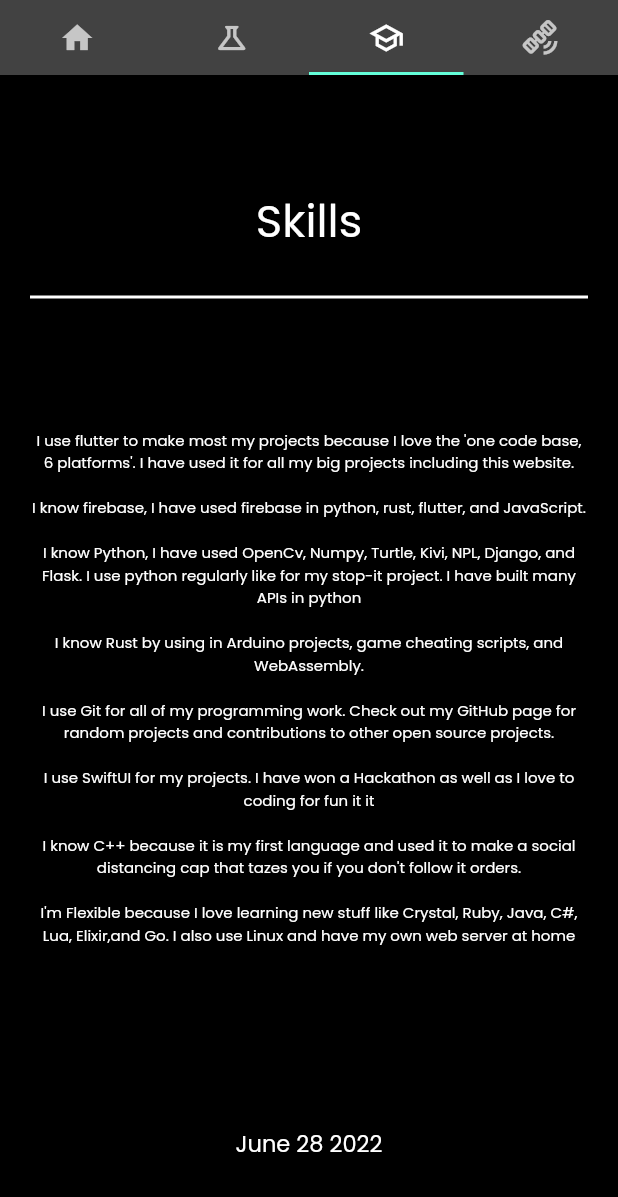
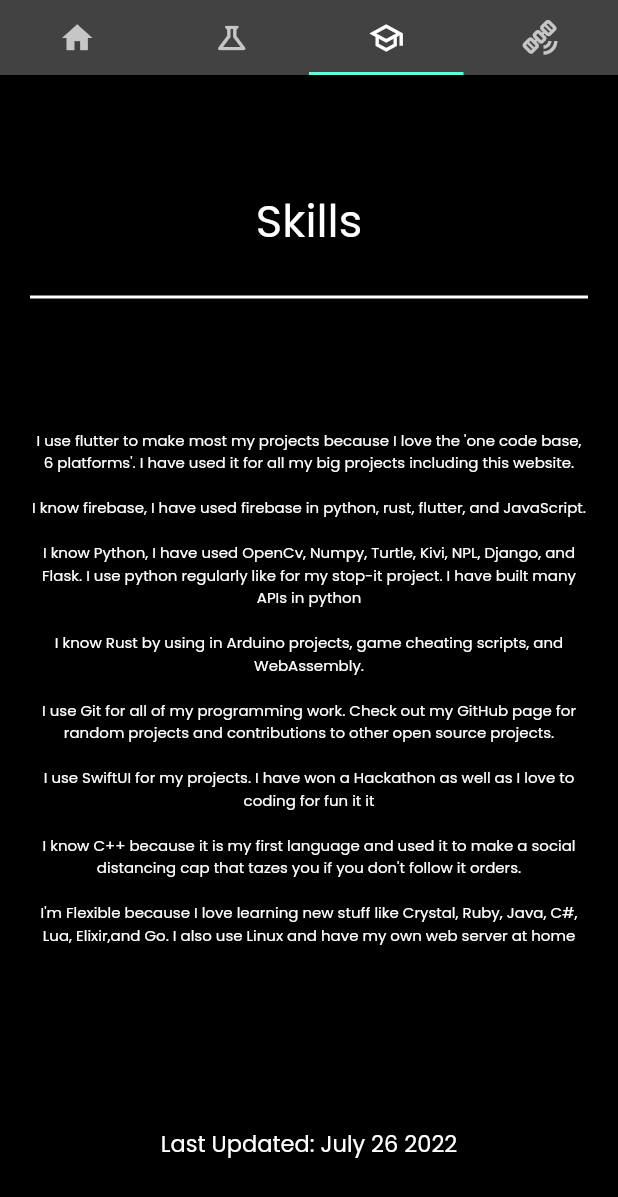
Before and after one commit to ekam-g/carghai_website, a Flutter app: the screen it shows after launch, tab 3 chosen, scrolled down 3098 dp, on a phone screen of 412 x 824 dp. Shown: the top 1197 px of the screen. Run offline on Flutter 3.47's test engine with Material 2 defaults, Android fonts, the phone set to English and light mode, and no system bars; our stand-ins replace animated_text_kit, auto_size_text.

Commit message:
updated lasted updated

```diff
--- a/lib/screens/jobtab.dart
+++ b/lib/screens/jobtab.dart
@@ -223,7 +223,7 @@ class _tab2job extends State<tab2job> {
             const SizedBox(
               height: 100,
             ),
-            coolText(text: "June 28 2022", fontSize: 15),
+            coolText(text: "Last Updated: July 26 2022", fontSize: 15),
             const SizedBox(
               height: 100,
             ),
@@ -450,7 +450,7 @@ class _tab2job extends State<tab2job> {
             const SizedBox(
               height: 100,
             ),
-            coolText(text: "June 28 2022", fontSize: 15),
+            coolText(text: "Last Updated: July 26 2022", fontSize: 15),
             const SizedBox(
               height: 50,
             ),
```
Also changed, not shown: 1 other file.
